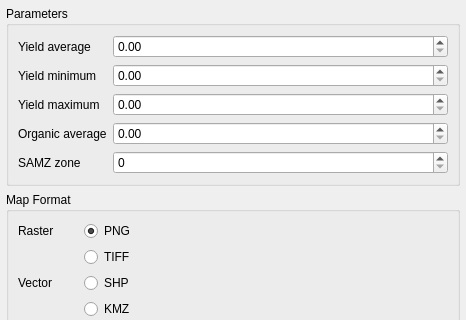
Above: geosys/ui/templates/geosys_dockwidget_base.ui from earthdaily/qgis-plugin before the change; both pictures show x 0 to 466 and y 0 to 320 of the 466 by 657 pixel window. Below: the same form after it.
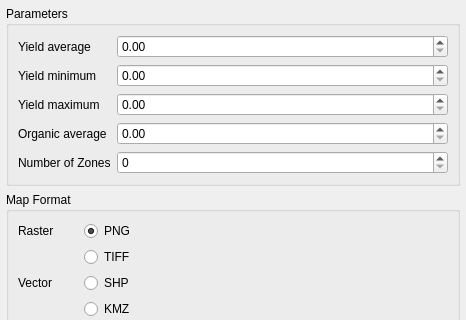
That is the form after the change. The open tabs and pages were chosen to show the change.

Commit message: added support for zoned maps

```diff
--- a/geosys/ui/templates/geosys_dockwidget_base.ui
+++ b/geosys/ui/templates/geosys_dockwidget_base.ui
@@ -386,7 +386,7 @@
            <item row="4" column="0">
             <widget class="QLabel" name="samz_zone_label">
              <property name="text">
-              <string>SAMZ zone</string>
+              <string>Number of Zones</string>
              </property>
             </widget>
            </item>
```
Left out of the diff: 2 changed lines with no effect on the pictures. The commit also changes 2 other files.
